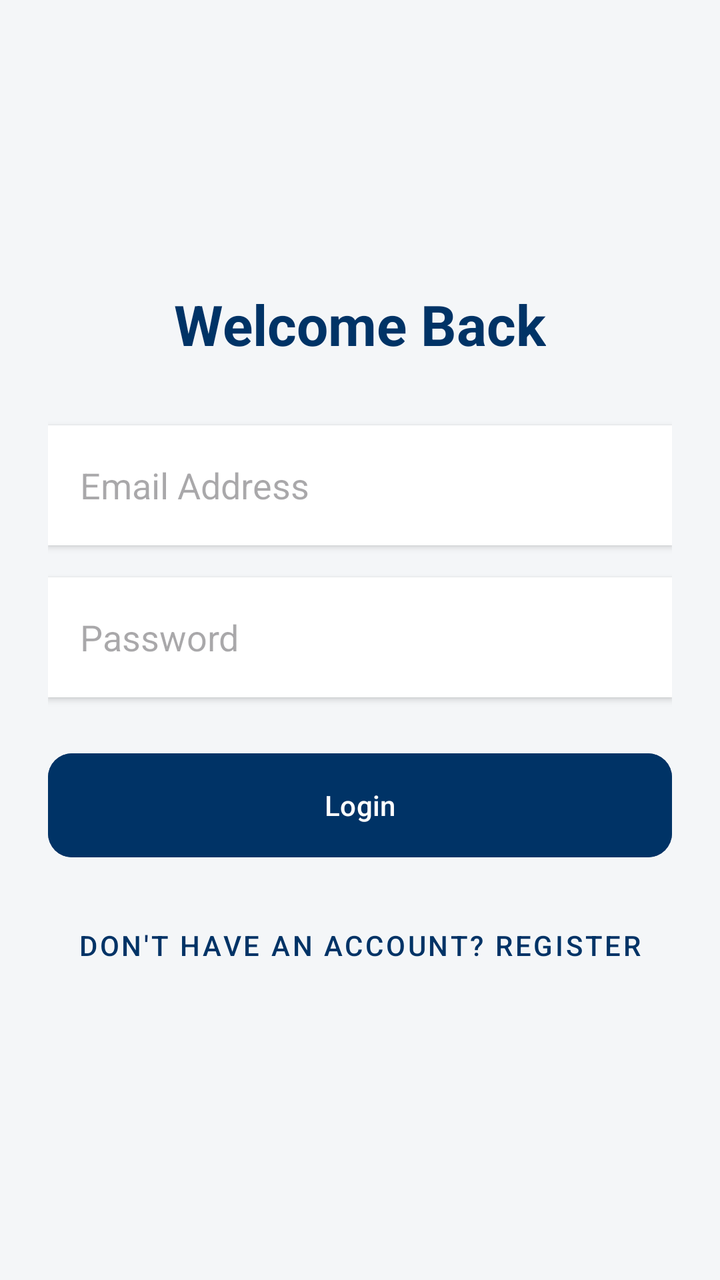
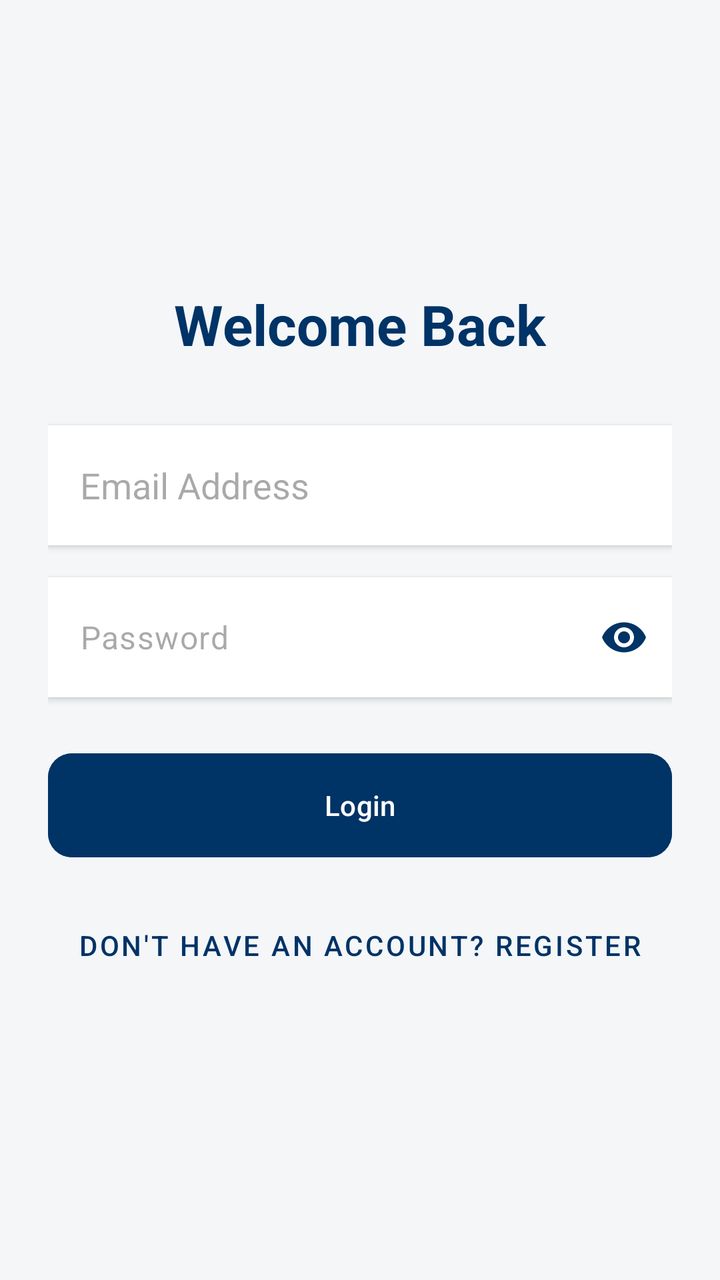

An Android layout rendered at two revisions. The XML below is the earlier revision; the diff shows what the commit changed to produce the second picture.
<!-- AndroidManifest.xml: application theme Theme.PrintIt -->
<!-- res/layout/activity_login.xml -->
<?xml version="1.0" encoding="utf-8"?>
<LinearLayout xmlns:android="http://schemas.android.com/apk/res/android"
    xmlns:app="http://schemas.android.com/apk/res-auto"
    android:layout_width="match_parent"
    android:layout_height="match_parent"
    android:orientation="vertical"
    android:padding="24dp"
    android:gravity="center"
    android:background="@color/caicon_grey_background">

    <TextView
        android:layout_width="wrap_content"
        android:layout_height="wrap_content"
        android:text="Welcome Back"
        android:textSize="28sp"
        android:textStyle="bold"
        android:textColor="@color/caicon_blue_primary"
        android:layout_marginBottom="32dp"/>

    <EditText
        android:id="@+id/et_email"
        android:layout_width="match_parent"
        android:layout_height="60dp"
        android:hint="Email Address"
        android:inputType="textEmailAddress"
        android:background="@color/white"
        android:textColor="@color/black"
        android:padding="16dp"
        android:layout_marginBottom="16dp"
        android:elevation="2dp"/>

    <EditText
        android:id="@+id/et_password"
        android:layout_width="match_parent"
        android:layout_height="60dp"
        android:hint="Password"
        android:inputType="textPassword"
        android:background="@color/white"
        android:textColor="@color/black"
        android:padding="16dp"
        android:layout_marginBottom="24dp"
        android:elevation="2dp"/>

    <Button
        android:id="@+id/btn_login"
        android:layout_width="match_parent"
        android:layout_height="60dp"
        android:text="Login"
        android:textColor="@color/white"
        android:backgroundTint="@color/caicon_blue_primary"
        app:cornerRadius="12dp"
        android:layout_marginBottom="16dp"/>

    <Button
        android:id="@+id/btn_register"
        style="@style/Widget.MaterialComponents.Button.TextButton"
        android:layout_width="match_parent"
        android:layout_height="wrap_content"
        android:text="Don't have an account? Register"
        android:textColor="@color/caicon_blue_primary"/>

</LinearLayout>
<!-- resources referenced by this layout -->
<resources>
  <color name="black">#000000</color>
  <color name="caicon_blue_primary">#003366</color>
  <color name="caicon_grey_background">#F4F6F8</color>
  <color name="white">#FFFFFF</color>
  <style name="Theme.PrintIt" parent="Base.Theme.PrintIt" />
  <style name="Base.Theme.PrintIt" parent="Theme.Material3.DayNight.NoActionBar">
          <item name="colorPrimary">@color/caicon_blue_primary</item>
          <item name="colorPrimaryVariant">@color/caicon_blue_primary</item>
  
          <item name="android:statusBarColor">@color/caicon_blue_primary</item>
          <item name="android:windowSplashScreenBackground">@color/caicon_blue_primary</item>
  
          <item name="android:windowBackground">@color/caicon_blue_primary</item>
      </style>
</resources>

<!-- the commit's change to res/layout/activity_login.xml (unified diff, before → after) -->
@@ -29,17 +29,27 @@
         android:layout_marginBottom="16dp"
         android:elevation="2dp"/>
 
-    <EditText
-        android:id="@+id/et_password"
+    <com.google.android.material.textfield.TextInputLayout
         android:layout_width="match_parent"
         android:layout_height="60dp"
-        android:hint="Password"
-        android:inputType="textPassword"
+        android:layout_marginBottom="24dp"
+        android:elevation="2dp"
         android:background="@color/white"
-        android:textColor="@color/black"
-        android:padding="16dp"
-        android:layout_marginBottom="24dp"
-        android:elevation="2dp"/>
+        app:hintEnabled="false"
+        app:endIconMode="password_toggle"
+        app:endIconTint="@color/caicon_blue_primary">
+
+        <com.google.android.material.textfield.TextInputEditText
+            android:id="@+id/et_password"
+            android:layout_width="match_parent"
+            android:layout_height="match_parent"
+            android:hint="Password"
+            android:inputType="textPassword"
+            android:background="@android:color/transparent"
+            android:textColor="@color/black"
+            android:padding="16dp" />
+
+    </com.google.android.material.textfield.TextInputLayout>
 
     <Button
         android:id="@+id/btn_login"
<!-- resource entries referenced after the edit -->
@@ -10,9 +10,10 @@
           <item name="colorPrimaryVariant">@color/caicon_blue_primary</item>
   
           <item name="android:statusBarColor">@color/caicon_blue_primary</item>
-          <item name="android:windowSplashScreenBackground">@color/caicon_blue_primary</item>
+          <item name="android:windowSplashScreenBackground" tools:targetApi="31">@color/caicon_blue_primary</item>
+          <item name="android:windowBackground">@color/caicon_blue_primary</item>
   
-          <item name="android:windowBackground">@color/caicon_blue_primary</item>
+          <item name="colorControlActivated">@color/caicon_blue_primary</item>
       </style>
 </resources>
 
